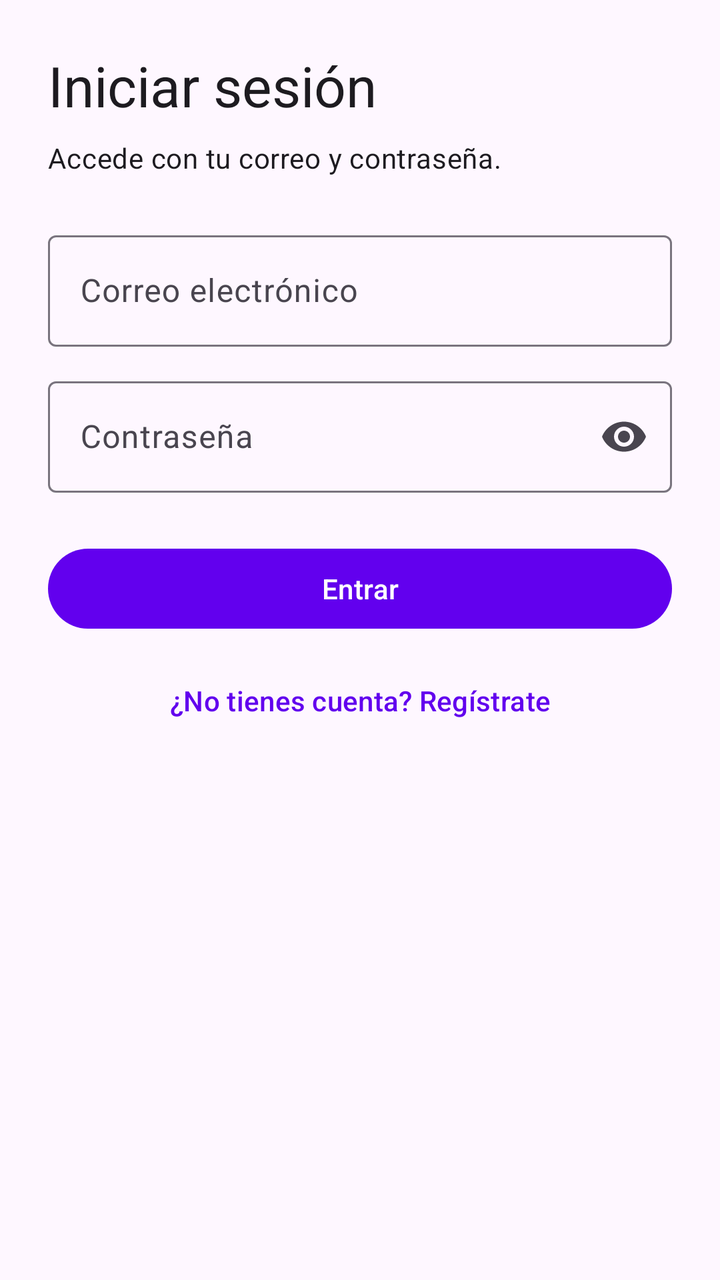
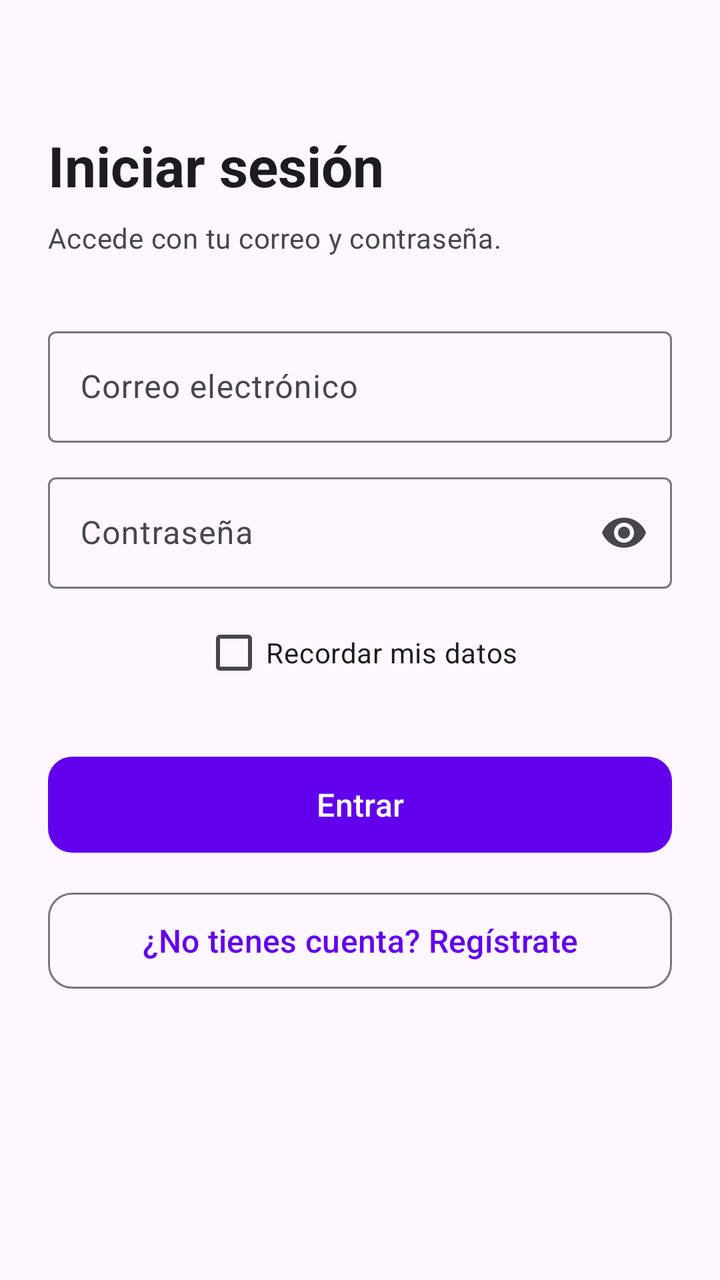

Two renders of the same Android screen: before a commit and after it. Below are the layout's source before the change and the commit's diff.
<!-- AndroidManifest.xml: application theme Theme.SafeBite -->
<!-- res/layout/fragment_login.xml -->
<?xml version="1.0" encoding="utf-8"?>
<ScrollView xmlns:android="http://schemas.android.com/apk/res/android"
    xmlns:app="http://schemas.android.com/apk/res-auto"
    xmlns:tools="http://schemas.android.com/tools"
    android:layout_width="match_parent"
    android:layout_height="match_parent"
    android:fillViewport="true"
    tools:context=".ui.auth.LoginFragment">

    <LinearLayout
        android:layout_width="match_parent"
        android:layout_height="wrap_content"
        android:orientation="vertical"
        android:padding="24dp">

        <TextView
            android:layout_width="match_parent"
            android:layout_height="wrap_content"
            android:paddingBottom="8dp"
            android:text="@string/auth_login_title"
            android:textAppearance="?attr/textAppearanceHeadlineMedium" />

        <TextView
            android:layout_width="match_parent"
            android:layout_height="wrap_content"
            android:paddingBottom="24dp"
            android:text="@string/auth_login_subtitle"
            android:textAppearance="?attr/textAppearanceBodyMedium" />

        <com.google.android.material.textfield.TextInputLayout
            android:id="@+id/layout_email"
            style="@style/Widget.Material3.TextInputLayout.OutlinedBox"
            android:layout_width="match_parent"
            android:layout_height="wrap_content"
            android:hint="@string/auth_field_email">

            <com.google.android.material.textfield.TextInputEditText
                android:id="@+id/input_email"
                android:layout_width="match_parent"
                android:layout_height="wrap_content"
                android:inputType="textEmailAddress"
                android:maxLines="1"
                android:autofillHints="emailAddress" />
        </com.google.android.material.textfield.TextInputLayout>

        <com.google.android.material.textfield.TextInputLayout
            android:id="@+id/layout_password"
            style="@style/Widget.Material3.TextInputLayout.OutlinedBox"
            android:layout_width="match_parent"
            android:layout_height="wrap_content"
            android:layout_marginTop="12dp"
            android:hint="@string/auth_field_password"
            app:endIconMode="password_toggle">

            <com.google.android.material.textfield.TextInputEditText
                android:id="@+id/input_password"
                android:layout_width="match_parent"
                android:layout_height="wrap_content"
                android:inputType="textPassword"
                android:maxLines="1"
                android:autofillHints="password" />
        </com.google.android.material.textfield.TextInputLayout>

        <com.google.android.material.button.MaterialButton
            android:id="@+id/button_login"
            android:layout_width="match_parent"
            android:layout_height="wrap_content"
            android:layout_marginTop="24dp"
            android:text="@string/auth_action_login" />

        <com.google.android.material.button.MaterialButton
            android:id="@+id/button_go_register"
            style="@style/Widget.Material3.Button.TextButton"
            android:layout_width="match_parent"
            android:layout_height="wrap_content"
            android:layout_marginTop="8dp"
            android:text="@string/auth_action_go_register" />
    </LinearLayout>
</ScrollView>
<!-- resources referenced by this layout -->
<resources>
  <string name="auth_action_go_register">¿No tienes cuenta? Regístrate</string>
  <string name="auth_action_login">Entrar</string>
  <string name="auth_field_email">Correo electrónico</string>
  <string name="auth_field_password">Contraseña</string>
  <string name="auth_login_subtitle">Accede con tu correo y contraseña.</string>
  <string name="auth_login_title">Iniciar sesión</string>
  <style name="Theme.SafeBite" parent="Theme.Material3.Light.NoActionBar">
          <item name="colorPrimary">@color/purple_500</item>
          <item name="colorPrimaryContainer">@color/purple_200</item>
          <item name="colorOnPrimary">@color/white</item>
          <item name="android:statusBarColor">?attr/colorPrimary</item>
      </style>
  <color name="purple_500">#FF6200EE</color>
  <color name="purple_200">#FFBB86FC</color>
  <color name="white">#FFFFFFFF</color>
</resources>

<!-- the commit's change to res/layout/fragment_login.xml (unified diff, before → after) -->
@@ -1,79 +1,134 @@
 <?xml version="1.0" encoding="utf-8"?>
-<ScrollView xmlns:android="http://schemas.android.com/apk/res/android"
+<androidx.constraintlayout.widget.ConstraintLayout
+    xmlns:android="http://schemas.android.com/apk/res/android"
     xmlns:app="http://schemas.android.com/apk/res-auto"
     xmlns:tools="http://schemas.android.com/tools"
     android:layout_width="match_parent"
     android:layout_height="match_parent"
-    android:fillViewport="true"
+    android:background="?attr/colorSurface"
     tools:context=".ui.auth.LoginFragment">
 
-    <LinearLayout
+    <ScrollView
         android:layout_width="match_parent"
-        android:layout_height="wrap_content"
-        android:orientation="vertical"
-        android:padding="24dp">
+        android:layout_height="match_parent"
+        android:fillViewport="true">
 
-        <TextView
+        <androidx.constraintlayout.widget.ConstraintLayout
             android:layout_width="match_parent"
             android:layout_height="wrap_content"
-            android:paddingBottom="8dp"
-            android:text="@string/auth_login_title"
-            android:textAppearance="?attr/textAppearanceHeadlineMedium" />
+            android:paddingHorizontal="24dp"
+            android:paddingTop="64dp"
+            android:paddingBottom="32dp">
 
-        <TextView
-            android:layout_width="match_parent"
-            android:layout_height="wrap_content"
-            android:paddingBottom="24dp"
-            android:text="@string/auth_login_subtitle"
-            android:textAppearance="?attr/textAppearanceBodyMedium" />
-
-        <com.google.android.material.textfield.TextInputLayout
-            android:id="@+id/layout_email"
-            style="@style/Widget.Material3.TextInputLayout.OutlinedBox"
-            android:layout_width="match_parent"
-            android:layout_height="wrap_content"
-            android:hint="@string/auth_field_email">
-
-            <com.google.android.material.textfield.TextInputEditText
-                android:id="@+id/input_email"
+            <TextView
+                android:id="@+id/textWelcome"
                 android:layout_width="match_parent"
                 android:layout_height="wrap_content"
-                android:inputType="textEmailAddress"
-                android:maxLines="1"
-                android:autofillHints="emailAddress" />
-        </com.google.android.material.textfield.TextInputLayout>
+                android:text="@string/auth_login_title"
+                android:textAppearance="?attr/textAppearanceHeadlineMedium"
+                android:textStyle="bold"
+                app:layout_constraintTop_toTopOf="parent"
+                app:layout_constraintStart_toStartOf="parent"
+                app:layout_constraintEnd_toEndOf="parent" />
 
-        <com.google.android.material.textfield.TextInputLayout
-            android:id="@+id/layout_password"
-            style="@style/Widget.Material3.TextInputLayout.OutlinedBox"
-            android:layout_width="match_parent"
-            android:layout_height="wrap_content"
-            android:layout_marginTop="12dp"
-            android:hint="@string/auth_field_password"
-            app:endIconMode="password_toggle">
-
-            <com.google.android.material.textfield.TextInputEditText
-                android:id="@+id/input_password"
+            <TextView
+                android:id="@+id/textSubtitle"
                 android:layout_width="match_parent"
                 android:layout_height="wrap_content"
-                android:inputType="textPassword"
-                android:maxLines="1"
-                android:autofillHints="password" />
-        </com.google.android.material.textfield.TextInputLayout>
+                android:layout_marginTop="8dp"
+                android:text="@string/auth_login_subtitle"
+                android:textAppearance="?attr/textAppearanceBodyMedium"
+                android:textColor="?attr/colorOnSurfaceVariant"
+                app:layout_constraintTop_toBottomOf="@id/textWelcome"
+                app:layout_constraintStart_toStartOf="parent"
+                app:layout_constraintEnd_toEndOf="parent" />
 
-        <com.google.android.material.button.MaterialButton
-            android:id="@+id/button_login"
-            android:layout_width="match_parent"
-            android:layout_height="wrap_content"
-            android:layout_marginTop="24dp"
-            android:text="@string/auth_action_login" />
+            <com.google.android.material.textfield.TextInputLayout
+                android:id="@+id/layout_email"
+                style="@style/Widget.Material3.TextInputLayout.OutlinedBox"
+                android:layout_width="match_parent"
+                android:layout_height="wrap_content"
+                android:layout_marginTop="32dp"
+                android:hint="@string/auth_field_email"
+                app:boxStrokeColor="@drawable/text_input_outline_selector"
+                app:boxStrokeWidth="1dp"
+                app:boxStrokeWidthFocused="2dp"
+                app:layout_constraintTop_toBottomOf="@id/textSubtitle"
+                app:layout_constraintStart_toStartOf="parent"
+                app:layout_constraintEnd_toEndOf="parent">
 
-        <com.google.android.material.button.MaterialButton
-            android:id="@+id/button_go_register"
-            style="@style/Widget.Material3.Button.TextButton"
-            android:layout_width="match_parent"
-            android:layout_height="wrap_content"
-            android:layout_marginTop="8dp"
-            android:text="@string/auth_action_go_register" />
-    </LinearLayout>
-</ScrollView>
+                <com.google.android.material.textfield.TextInputEditText
+                    android:id="@+id/input_email"
+                    android:layout_width="match_parent"
+                    android:layout_height="wrap_content"
+                    android:inputType="textEmailAddress"
+                    android:maxLines="1"
+                    android:autofillHints="emailAddress" />
+            </com.google.android.material.textfield.TextInputLayout>
+
+            <com.google.android.material.textfield.TextInputLayout
+                android:id="@+id/layout_password"
+                style="@style/Widget.Material3.TextInputLayout.OutlinedBox"
+                android:layout_width="match_parent"
+                android:layout_height="wrap_content"
+                android:layout_marginTop="12dp"
+                android:hint="@string/auth_field_password"
+                app:boxStrokeColor="@drawable/text_input_outline_selector"
+                app:boxStrokeWidth="1dp"
+                app:boxStrokeWidthFocused="2dp"
+                app:endIconMode="password_toggle"
+                app:layout_constraintTop_toBottomOf="@id/layout_email"
+                app:layout_constraintStart_toStartOf="parent"
+                app:layout_constraintEnd_toEndOf="parent">
+
+                <com.google.android.material.textfield.TextInputEditText
+                    android:id="@+id/input_password"
+                    android:layout_width="match_parent"
+                    android:layout_height="wrap_content"
+                    android:inputType="textPassword"
+                    android:maxLines="1"
+                    android:autofillHints="password" />
+            </com.google.android.material.textfield.TextInputLayout>
+
+            <com.google.android.material.checkbox.MaterialCheckBox
+                android:id="@+id/checkboxRememberMe"
+                android:layout_width="wrap_content"
+                android:layout_height="wrap_content"
+                android:layout_marginTop="8dp"
+                android:text="@string/remember_me"
+                android:textAppearance="?attr/textAppearanceBodyMedium"
+                app:layout_constraintTop_toBottomOf="@id/layout_password"
+                app:layout_constraintStart_toStartOf="parent"
+                app:layout_constraintEnd_toEndOf="parent" />
+
+            <com.google.android.material.button.MaterialButton
+                android:id="@+id/btnLogin"
+                android:layout_width="match_parent"
+                android:layout_height="56dp"
+                android:layout_marginTop="24dp"
+                android:text="@string/auth_action_login"
+                android:textAllCaps="false"
+                android:textSize="16sp"
+                app:cornerRadius="12dp"
+                app:layout_constraintTop_toBottomOf="@id/checkboxRememberMe"
+                app:layout_constraintStart_toStartOf="parent"
+                app:layout_constraintEnd_toEndOf="parent" />
+
+            <com.google.android.material.button.MaterialButton
+                android:id="@+id/btnGoToRegister"
+                style="@style/Widget.Material3.Button.OutlinedButton"
+                android:layout_width="match_parent"
+                android:layout_height="56dp"
+                android:layout_marginTop="12dp"
+                android:text="@string/auth_action_go_register"
+                android:textAllCaps="false"
+                android:textSize="16sp"
+                app:cornerRadius="12dp"
+                app:layout_constraintTop_toBottomOf="@id/btnLogin"
+                app:layout_constraintStart_toStartOf="parent"
+                app:layout_constraintEnd_toEndOf="parent" />
+
+        </androidx.constraintlayout.widget.ConstraintLayout>
+    </ScrollView>
+
+</androidx.constraintlayout.widget.ConstraintLayout>
<!-- resource entries referenced after the edit -->
@@ -1,11 +1,20 @@
 <!-- resources referenced by this layout -->
 <resources>
+  <!-- drawable text_input_outline_selector (drawable) -->
+  <?xml version="1.0" encoding="utf-8"?>
+  <selector xmlns:android="http://schemas.android.com/apk/res/android">
+      <item android:color="?attr/colorPrimary" android:state_focused="true" />
+      <item android:color="?attr/colorPrimary" android:state_hovered="true" />
+      <item android:color="?attr/colorOutline" android:state_enabled="true" />
+      <item android:color="?attr/colorOutline" />
+  </selector>
   <string name="auth_action_go_register">¿No tienes cuenta? Regístrate</string>
   <string name="auth_action_login">Entrar</string>
   <string name="auth_field_email">Correo electrónico</string>
   <string name="auth_field_password">Contraseña</string>
   <string name="auth_login_subtitle">Accede con tu correo y contraseña.</string>
   <string name="auth_login_title">Iniciar sesión</string>
+  <string name="remember_me">Recordar mis datos</string>
   <style name="Theme.SafeBite" parent="Theme.Material3.Light.NoActionBar">
           <item name="colorPrimary">@color/purple_500</item>
           <item name="colorPrimaryContainer">@color/purple_200</item>
